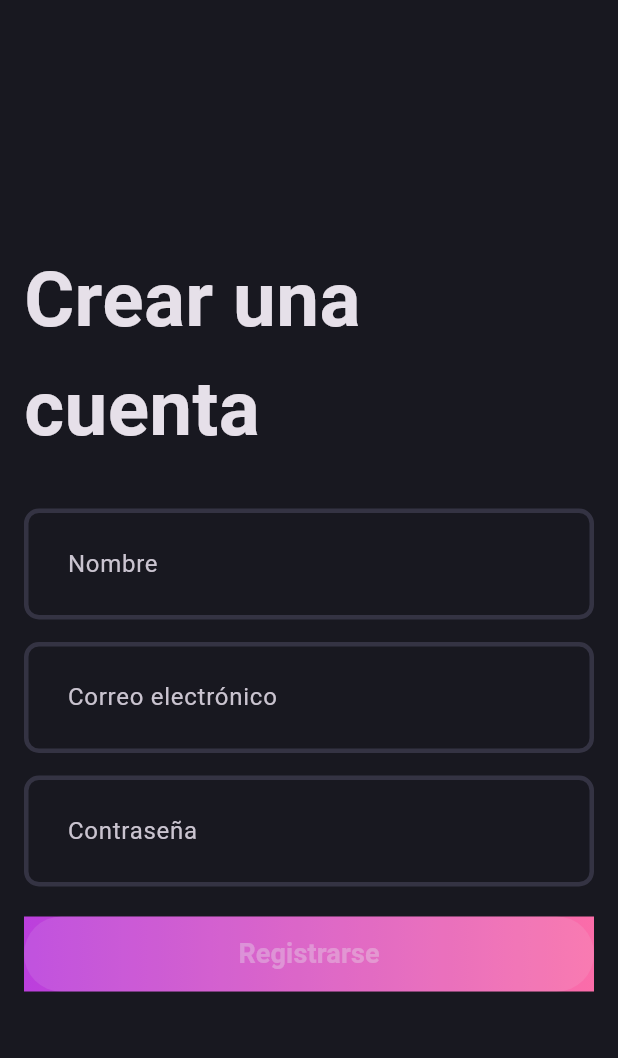
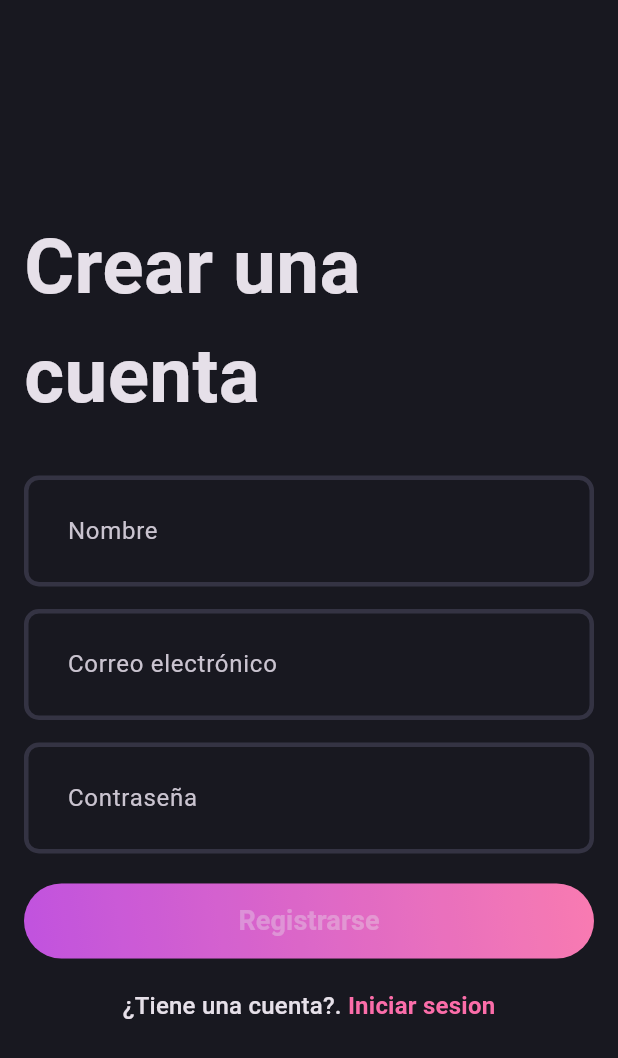
Before and after one commit to clayaldas/blog_app, a Flutter app: the screen it shows after launch, on a phone screen of 412 x 824 dp. Shown: the top 1058 px of the screen. Run offline on Flutter 3.47's test engine with Material 3 defaults, Android fonts, the phone set to English and light mode, and no system bars.

Commit message:
Terminada clase miercoles 15-05-2024

```diff
--- a/lib/features/authentication/presentation/pages/signup_page.dart
+++ b/lib/features/authentication/presentation/pages/signup_page.dart
@@ -1,3 +1,4 @@
+import 'package:blog_app/core/theme/app_color_pallete.dart';
 import 'package:blog_app/features/authentication/presentation/widgets/authentication_field.dart';
 import 'package:blog_app/features/authentication/presentation/widgets/authentication_gradient_button.dart';
 import 'package:flutter/material.dart';
@@ -10,30 +11,70 @@ class SignUpPage extends StatefulWidget {
 }
 
 class _SignUpPageState extends State<SignUpPage> {
+  final formKey = GlobalKey<FormState>();
+
+  final nameController = TextEditingController();
+  final emailController = TextEditingController();
+  final passwordController = TextEditingController();
+
+  @override
+  void dispose() {
+    nameController.dispose();
+    emailController.dispose();
+    passwordController.dispose();
+
+    super.dispose();
+  }
+
   @override
   Widget build(BuildContext context) {
-    return const Scaffold(
+    return Scaffold(
       body: Padding(
-        padding: EdgeInsets.all(16),
+        padding: const EdgeInsets.all(16),
+        child: Form(
+          key: formKey,
           child: Column(
             mainAxisAlignment: MainAxisAlignment.center,
             children: [
-            Text(
+              const Text(
                 'Crear una cuenta',
                 style: TextStyle(
                   fontSize: 51,
                   fontWeight: FontWeight.bold,
                 ),
               ),
-            SizedBox(height: 30),
-            AuthenticationField(hintText: 'Nombre'),
-            SizedBox(height: 15),
-            AuthenticationField(hintText: 'Correo electrónico'),
-            SizedBox(height: 15),
-            AuthenticationField(hintText: 'Contraseña'),
-            SizedBox(height: 20),
-            AuthenticationGradientButton(),
+              const SizedBox(height: 30),
+              AuthenticationField(
+                  hintText: 'Nombre', controller: nameController),
+              const SizedBox(height: 15),
+              AuthenticationField(
+                  hintText: 'Correo electrónico', controller: emailController),
+              const SizedBox(height: 15),
+              AuthenticationField(
+                hintText: 'Contraseña',
+                controller: passwordController,
+                isObscureText: true,
+              ),
+              const SizedBox(height: 20),
+              const AuthenticationGradientButton(),
+              const SizedBox(height: 20),
+              RichText(
+                text: TextSpan(
+                  text: '¿Tiene una cuenta?. ',
+                  style: Theme.of(context).textTheme.titleMedium,
+                  children: [
+                    TextSpan(
+                      text: 'Iniciar sesion',
+                      style: Theme.of(context).textTheme.titleMedium?.copyWith(
+                            color: AppColorPallete.gradient2,
+                            fontWeight: FontWeight.bold,
+                          ),
+                    ),
                   ],
+                ),
+              ),
+            ],
+          ),
         ),
       ),
     );
--- a/lib/features/authentication/presentation/widgets/authentication_field.dart
+++ b/lib/features/authentication/presentation/widgets/authentication_field.dart
@@ -2,15 +2,29 @@ import 'package:flutter/material.dart';
 
 class AuthenticationField extends StatelessWidget {
   final String hintText;
+  final TextEditingController controller;
+  final bool isObscureText;
 
-  const AuthenticationField({super.key, required this.hintText});
+  const AuthenticationField(
+      {super.key,
+      required this.hintText,
+      required this.controller,
+      this.isObscureText = false});
 
   @override
   Widget build(BuildContext context) {
     return TextFormField(
+      controller: controller,
       decoration: InputDecoration(
         hintText: hintText,
       ),
+      validator: (value) {
+        if (value!.isEmpty) {
+          return '$hintText es requerido';
+        }
+        return null;
+      },
+      obscureText: isObscureText,
     );
   }
 }
--- a/lib/features/authentication/presentation/widgets/authentication_gradient_button.dart
+++ b/lib/features/authentication/presentation/widgets/authentication_gradient_button.dart
@@ -7,11 +7,16 @@ class AuthenticationGradientButton extends StatelessWidget {
   @override
   Widget build(BuildContext context) {
     return Container(
-      decoration: const BoxDecoration(
-        gradient: LinearGradient(colors: [
-          AppColorPallete.gradient1,
-          AppColorPallete.gradient2,
-        ]),
+      decoration: BoxDecoration(
+        gradient: const LinearGradient(
+          colors: [
+            AppColorPallete.gradient1,
+            AppColorPallete.gradient2,
+          ],
+          begin: Alignment.bottomLeft,
+          end: Alignment.topRight,
+        ),
+        borderRadius: BorderRadius.circular(25),
       ),
       child: ElevatedButton(
         style: ElevatedButton.styleFrom(
@@ -20,7 +25,7 @@ class AuthenticationGradientButton extends StatelessWidget {
         onPressed: null,
         child: const Text(
           'Registrarse',
-          style: TextStyle(fontSize: 18, fontWeight: FontWeight.w700),
+          style: TextStyle(fontSize: 18, fontWeight: FontWeight.w600),
         ),
       ),
     );
--- a/pubspec.yaml
+++ b/pubspec.yaml
@@ -35,6 +35,7 @@ dependencies:
   # The following adds the Cupertino Icons font to your application.
   # Use with the CupertinoIcons class for iOS style icons.
   cupertino_icons: ^1.0.6
+  supabase_flutter: ^2.5.3
 
 dev_dependencies:
   flutter_test:
```
Also changed, not shown: pubspec.lock. Lines whose indentation alone changed are shown as unchanged.
